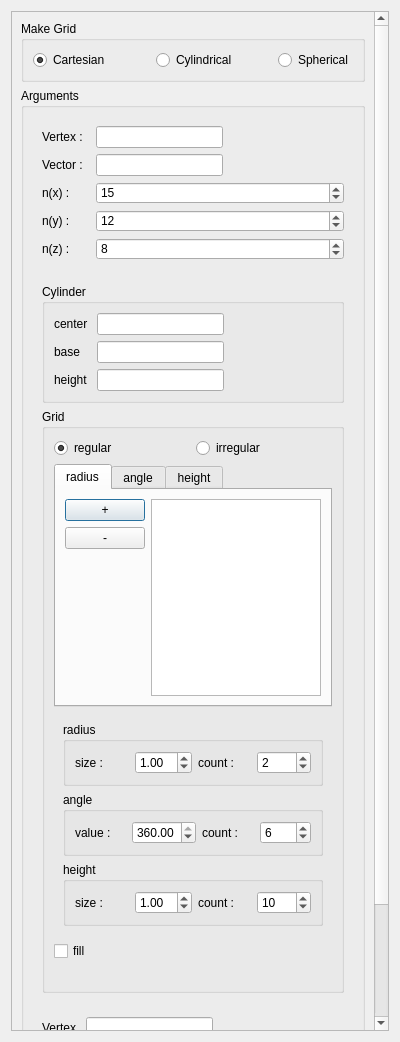
The window that src/HEXABLOCKGUI/MakeGrid_QTD.ui (SalomePlatform/hexablock) describes before a commit, drawn with Qt 5.
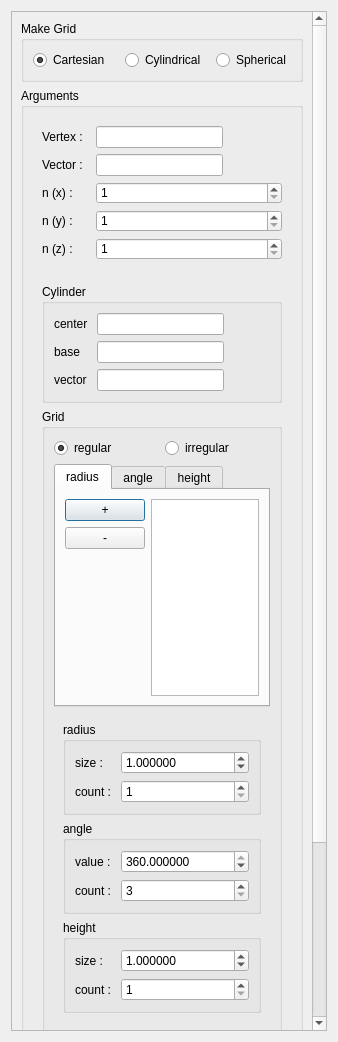
The same window after the commit. The open tabs and pages were chosen to show the change.

```diff
--- a/src/HEXABLOCKGUI/MakeGrid_QTD.ui
+++ b/src/HEXABLOCKGUI/MakeGrid_QTD.ui
@@ -6,7 +6,7 @@
    <rect>
     <x>0</x>
     <y>0</y>
-    <width>400</width>
+    <width>338</width>
     <height>1042</height>
    </rect>
   </property>
@@ -18,7 +18,7 @@
   </property>
   <property name="minimumSize">
    <size>
-    <width>400</width>
+    <width>5</width>
     <height>0</height>
    </size>
   </property>
@@ -45,7 +45,7 @@
      </property>
      <property name="minimumSize">
       <size>
-       <width>361</width>
+       <width>5</width>
        <height>0</height>
       </size>
      </property>
@@ -56,7 +56,7 @@
       </size>
      </property>
      <property name="horizontalScrollBarPolicy">
-      <enum>Qt::ScrollBarAlwaysOff</enum>
+      <enum>Qt::ScrollBarAsNeeded</enum>
      </property>
      <property name="widgetResizable">
       <bool>true</bool>
@@ -65,9 +65,9 @@
       <property name="geometry">
        <rect>
         <x>0</x>
-        <y>0</y>
-        <width>362</width>
-        <height>1142</height>
+        <y>-82</y>
+        <width>301</width>
+        <height>1231</height>
        </rect>
       </property>
       <layout class="QGridLayout" name="gridLayout">
@@ -79,6 +79,12 @@
            <verstretch>0</verstretch>
           </sizepolicy>
          </property>
+         <property name="minimumSize">
+          <size>
+           <width>5</width>
+           <height>0</height>
+          </size>
+         </property>
          <property name="title">
           <string>Make Grid</string>
          </property>
@@ -135,7 +141,7 @@
          </property>
          <property name="minimumSize">
           <size>
-           <width>0</width>
+           <width>5</width>
            <height>0</height>
           </size>
          </property>
@@ -210,42 +216,60 @@
              <item row="2" column="0">
               <widget class="QLabel" name="label_12">
                <property name="text">
-                <string>n(x) : </string>
+                <string>n (x) : </string>
                </property>
               </widget>
              </item>
              <item row="2" column="1">
               <widget class="QSpinBox" name="nx_spb_rb0">
+               <property name="minimum">
+                <number>1</number>
+               </property>
+               <property name="maximum">
+                <number>1000000</number>
+               </property>
                <property name="value">
-                <number>15</number>
+                <number>1</number>
                </property>
               </widget>
              </item>
              <item row="3" column="0">
               <widget class="QLabel" name="label_13">
                <property name="text">
-                <string>n(y) :</string>
+                <string>n (y) :</string>
                </property>
               </widget>
              </item>
              <item row="3" column="1">
               <widget class="QSpinBox" name="ny_spb_rb0">
+               <property name="minimum">
+                <number>1</number>
+               </property>
+               <property name="maximum">
+                <number>1000000</number>
+               </property>
                <property name="value">
-                <number>12</number>
+                <number>1</number>
                </property>
               </widget>
              </item>
              <item row="4" column="0">
               <widget class="QLabel" name="label_14">
                <property name="text">
-                <string>n(z) : </string>
+                <string>n (z) : </string>
                </property>
               </widget>
              </item>
              <item row="4" column="1">
               <widget class="QSpinBox" name="nz_spb_rb0">
+               <property name="minimum">
+                <number>1</number>
+               </property>
+               <property name="maximum">
+                <number>1000000</number>
+               </property>
                <property name="value">
-                <number>8</number>
+                <number>1</number>
                </property>
               </widget>
              </item>
@@ -489,35 +513,53 @@
                        <verstretch>0</verstretch>
                       </sizepolicy>
                      </property>
+                     <property name="minimumSize">
+                      <size>
+                       <width>0</width>
+                       <height>0</height>
+                      </size>
+                     </property>
                      <property name="title">
                       <string>radius</string>
                      </property>
-                     <layout class="QHBoxLayout" name="horizontalLayout_5">
-                      <item>
+                     <layout class="QFormLayout" name="formLayout_2">
+                      <item row="0" column="0">
                        <widget class="QLabel" name="label_5">
                         <property name="text">
                          <string>size : </string>
                         </property>
                        </widget>
                       </item>
-                      <item>
+                      <item row="0" column="1">
                        <widget class="QDoubleSpinBox" name="dr_spb_rb1">
+                        <property name="decimals">
+                         <number>6</number>
+                        </property>
+                        <property name="maximum">
+                         <double>1000000000.000000000000000</double>
+                        </property>
                         <property name="value">
                          <double>1.000000000000000</double>
                         </property>
                        </widget>
                       </item>
-                      <item>
-                       <widget class="QLabel" name="label_10">
-                        <property name="text">
-                         <string>count : </string>
-                        </property>
-                       </widget>
-                      </item>
-                      <item>
+                      <item row="2" column="1">
                        <widget class="QSpinBox" name="nr_spb_rb1">
+                        <property name="minimum">
+                         <number>1</number>
+                        </property>
+                        <property name="maximum">
+                         <number>1000000</number>
+                        </property>
                         <property name="value">
-                         <number>2</number>
+                         <number>1</number>
+                        </property>
+                       </widget>
+                      </item>
+                      <item row="2" column="0">
+                       <widget class="QLabel" name="label_10">
+                        <property name="text">
+                         <string>count : </string>
                         </property>
                        </widget>
                       </item>
@@ -535,16 +577,19 @@
                      <property name="title">
                       <string>angle</string>
                      </property>
-                     <layout class="QHBoxLayout" name="horizontalLayout_7">
-                      <item>
+                     <layout class="QFormLayout" name="formLayout_5">
+                      <item row="0" column="0">
                        <widget class="QLabel" name="label_6">
                         <property name="text">
                          <string>value :</string>
                         </property>
                        </widget>
                       </item>
-                      <item>
+                      <item row="0" column="1">
                        <widget class="QDoubleSpinBox" name="da_spb_rb1">
+                        <property name="decimals">
+                         <number>6</number>
+                        </property>
                         <property name="maximum">
                          <double>360.000000000000000</double>
                         </property>
@@ -556,17 +601,23 @@
                         </property>
                        </widget>
                       </item>
-                      <item>
-                       <widget class="QLabel" name="label_11">
-                        <property name="text">
-                         <string>count : </string>
-                        </property>
-                       </widget>
-                      </item>
-                      <item>
+                      <item row="2" column="1">
                        <widget class="QSpinBox" name="na_spb_rb1">
+                        <property name="minimum">
+                         <number>3</number>
+                        </property>
+                        <property name="maximum">
+                         <number>1000000</number>
+                        </property>
                         <property name="value">
-                         <number>6</number>
+                         <number>3</number>
+                        </property>
+                       </widget>
+                      </item>
+                      <item row="2" column="0">
+                       <widget class="QLabel" name="label_11">
+                        <property name="text">
+                         <string>count : </string>
                         </property>
                        </widget>
                       </item>
@@ -584,32 +635,44 @@
                      <property name="title">
                       <string>height</string>
                      </property>
-                     <layout class="QHBoxLayout" name="horizontalLayout_8">
-                      <item>
+                     <layout class="QFormLayout" name="formLayout_6">
+                      <item row="0" column="0">
                        <widget class="QLabel" name="label_7">
                         <property name="text">
                          <string>size : </string>
                         </property>
                        </widget>
                       </item>
-                      <item>
+                      <item row="0" column="1">
                        <widget class="QDoubleSpinBox" name="dl_spb_rb1">
+                        <property name="decimals">
+                         <number>6</number>
+                        </property>
+                        <property name="maximum">
+                         <double>1000000000.000000000000000</double>
+                        </property>
                         <property name="value">
                          <double>1.000000000000000</double>
                         </property>
                        </widget>
                       </item>
-                      <item>
-                       <widget class="QLabel" name="label_15">
-                        <property name="text">
-                         <string>count : </string>
-                        </property>
-                       </widget>
-                      </item>
-                      <item>
+                      <item row="2" column="1">
                        <widget class="QSpinBox" name="nl_spb_rb1">
+                        <property name="minimum">
+                         <number>1</number>
+                        </property>
+                        <property name="maximum">
+                         <number>1000000</number>
+                        </property>
                         <property name="value">
-                         <number>10</number>
+                         <number>1</number>
+                        </property>
+                       </widget>
+                      </item>
+                      <item row="2" column="0">
+                       <widget class="QLabel" name="label_15">
+                        <property name="text">
+                         <string>count : </string>
                         </property>
                        </widget>
                       </item>
@@ -710,7 +773,7 @@
                 <item row="3" column="0">
                  <widget class="QLabel" name="label_4">
                   <property name="text">
-                   <string>height</string>
+                   <string>vector</string>
                   </property>
                  </widget>
                 </item>
```
Left out of the diff: 50 changed lines with no effect on the pictures.
